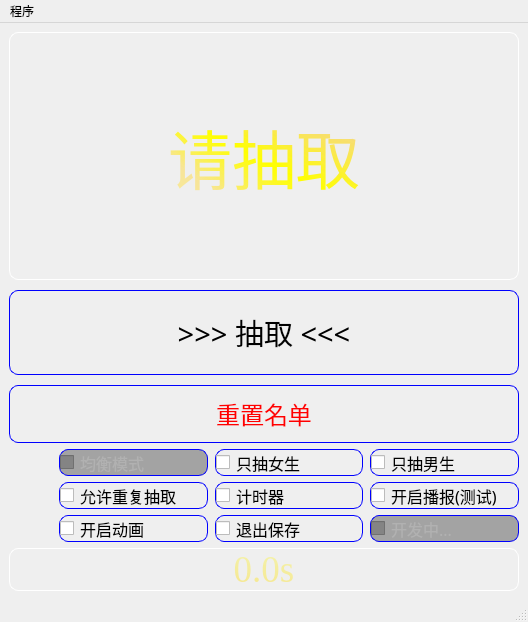
First picture: the form in pyqt5ui.ui, repository Chengzi600/ClassNamePicker, before the edit.
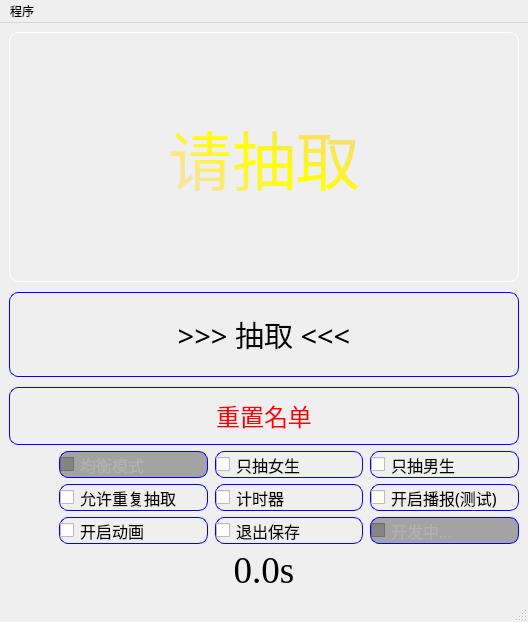
Second picture: the form after the edit.

```diff
--- a/pyqt5ui.ui
+++ b/pyqt5ui.ui
@@ -58,20 +58,6 @@
 	border:1px solid black;
 	background:red;
 	color:white;
-}
-QPushButton:pressed
-{
-	border-radius:9px;
-	border:1px solid black;
-	background:gray;
-	color:white;
-}
-QLabel
-{
-	border-radius:9px;
-	border:1px solid white;
-	
-	color:qconicalgradient(cx:0, cy:0, angle:135, stop:0 rgba(255, 255, 0, 69), stop:0.375 rgba(255, 255, 0, 69), stop:0.423533 rgba(251, 255, 0, 145), stop:0.45 rgba(247, 255, 0, 208), stop:0.477581 rgba(255, 244, 71, 130), stop:0.518717 rgba(255, 218, 71, 130), stop:0.55 rgba(255, 255, 0, 255), stop:0.57754 rgba(255, 203, 0, 130), stop:0.625 rgba(255, 255, 0, 69), stop:1 rgba(255, 255, 0, 69));
 }</string>
   </property>
   <widget class="QWidget" name="centralwidget">
@@ -106,6 +92,11 @@
           <property name="layoutDirection">
            <enum>Qt::LayoutDirection::LeftToRight</enum>
           </property>
+          <property name="styleSheet">
+           <string notr="true">border-radius:9px;
+border:1px solid white;
+color:qconicalgradient(cx:0, cy:0, angle:135, stop:0 rgba(255, 255, 0, 69), stop:0.375 rgba(255, 255, 0, 69), stop:0.423533 rgba(251, 255, 0, 145), stop:0.45 rgba(247, 255, 0, 208), stop:0.477581 rgba(255, 244, 71, 130), stop:0.518717 rgba(255, 218, 71, 130), stop:0.55 rgba(255, 255, 0, 255), stop:0.57754 rgba(255, 203, 0, 130), stop:0.625 rgba(255, 255, 0, 69), stop:1 rgba(255, 255, 0, 69));</string>
+          </property>
           <property name="text">
            <string>请抽取</string>
           </property>
```
